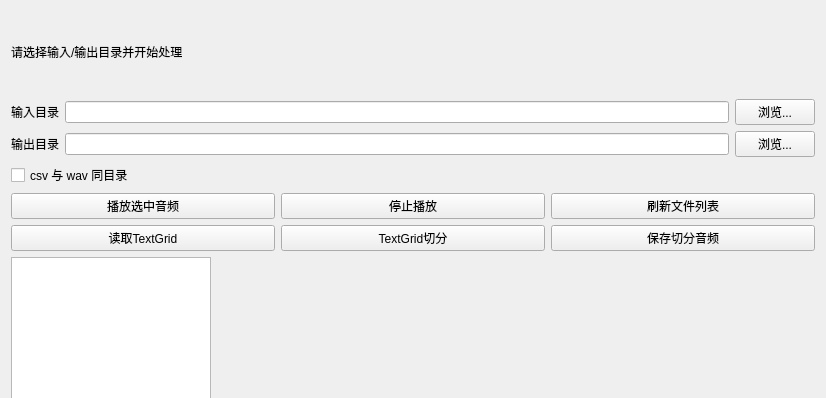
First picture: the form in views/ui_parameter_estimation.ui, repository Nephelium/PhoneticToolbox, before the edit; both pictures show x 0 to 826 and y 0 to 398 of the 826 by 600 pixel window.
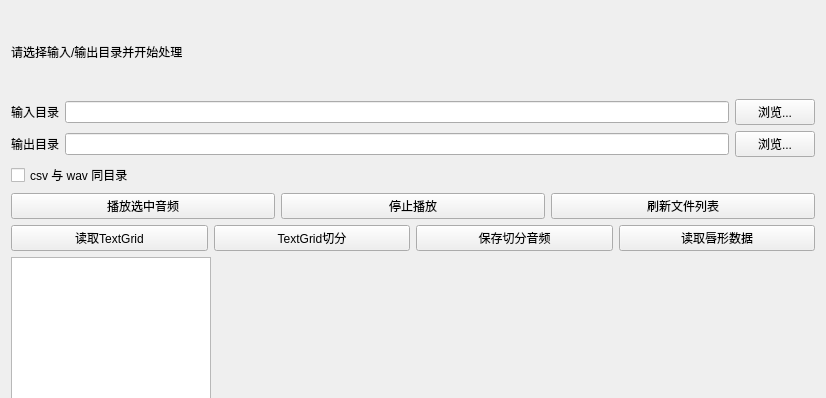
Second picture: the form after the edit.

Patch:
```diff
--- a/views/ui_parameter_estimation.ui
+++ b/views/ui_parameter_estimation.ui
@@ -110,6 +110,13 @@
        </property>
       </widget>
      </item>
+     <item>
+      <widget class="QPushButton" name="buttonReadLipData">
+       <property name="text">
+        <string>读取唇形数据</string>
+       </property>
+      </widget>
+     </item>
     </layout>
    </item>
    <item row="9" column="0" colspan="3">
```
